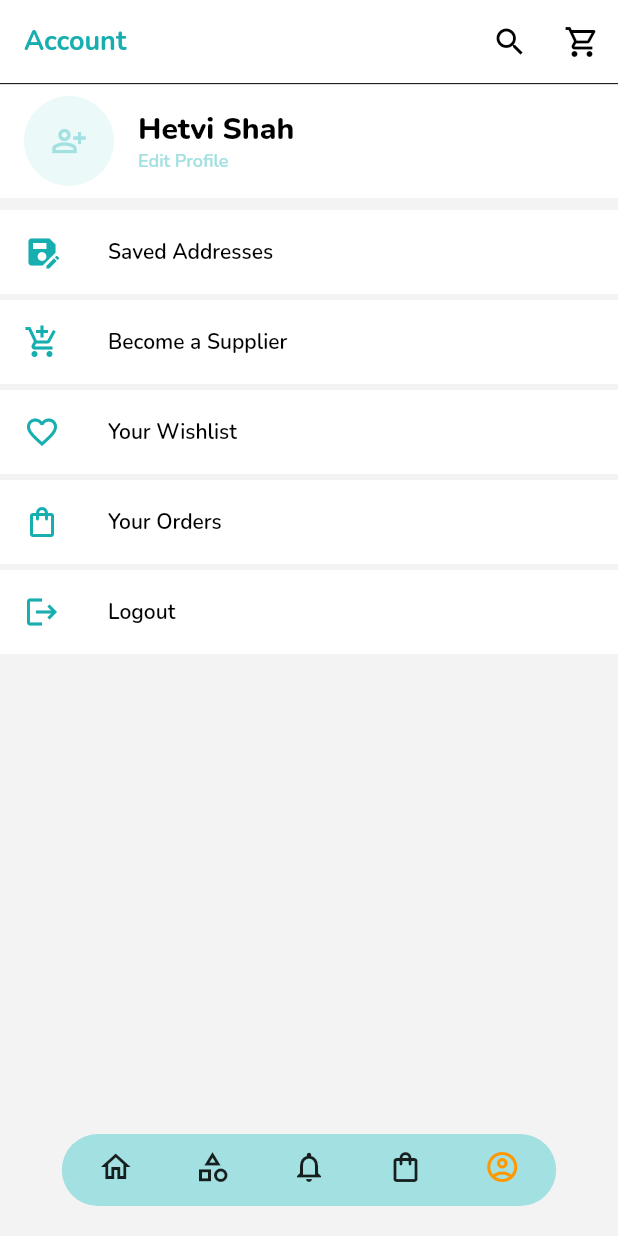
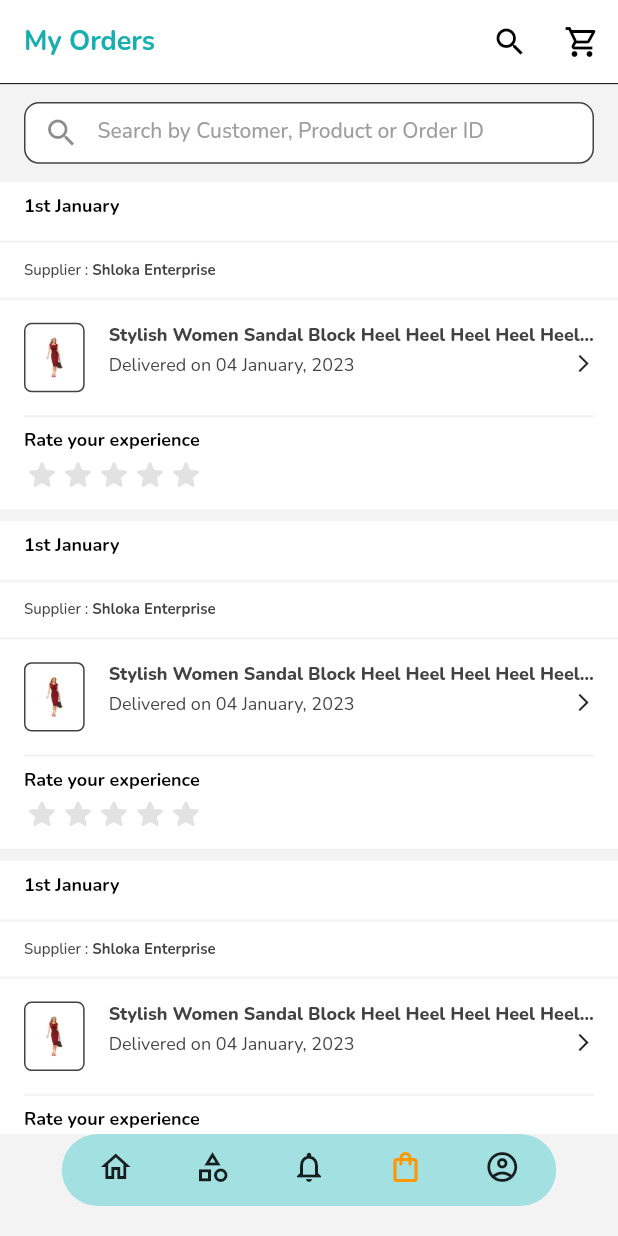
Before and after one commit to shahhetvi007/fleasnitch, a Flutter app: the screen it shows after launch, on a phone screen of 412 x 824 dp. Run offline on Flutter 3.47's test engine with Material 2 defaults, Android fonts, the phone set to English and light mode, and no system bars; drawn by our look-alikes of dot_navigation_bar; our stand-ins replace carousel_slider, flutter_bloc, flutter_keyboard_visibility, shared_preferences, smooth_page_indicator; missing offline and left inert: status_change.

Commit message:
orders screen

```diff
--- a/lib/bloc/main_bloc.dart
+++ b/lib/bloc/main_bloc.dart
@@ -16,6 +16,8 @@ enum MainStates {
   PaymentMethod,
   Notification,
   Account,
+  Orders,
+  OrderDetail,
   LoggedLoading
 }
 
@@ -23,7 +25,7 @@ class MainBloc extends Bloc<MainEvent, MainStates> {
   MainBloc() : super(MainStates.SplashIn);
 
   init() {
-    add(AccountEvent());
+    add(OrdersEvent());
   }
 
   @override
@@ -64,6 +66,12 @@ class MainBloc extends Bloc<MainEvent, MainStates> {
     } else if (event is AccountEvent) {
       yield MainStates.LoggedLoading;
       yield MainStates.Account;
+    } else if (event is OrdersEvent) {
+      yield MainStates.LoggedLoading;
+      yield MainStates.Orders;
+    } else if (event is OrderDetailEvent) {
+      yield MainStates.LoggedLoading;
+      yield MainStates.OrderDetail;
     }
   }
 }
--- a/lib/bloc/main_event.dart
+++ b/lib/bloc/main_event.dart
@@ -51,3 +51,11 @@ class NotificationEvent extends MainEvent {
 class AccountEvent extends MainEvent {
   AccountEvent();
 }
+
+class OrdersEvent extends MainEvent {
+  OrdersEvent();
+}
+
+class OrderDetailEvent extends MainEvent {
+  OrderDetailEvent();
+}
--- a/lib/navigation/navigation_page.dart
+++ b/lib/navigation/navigation_page.dart
@@ -9,6 +9,8 @@ import 'package:fleasnitch/ui/screens/categories/sub_category_screen.dart';
 import 'package:fleasnitch/ui/screens/home/home_screen.dart';
 import 'package:fleasnitch/ui/screens/login/login_screen.dart';
 import 'package:fleasnitch/ui/screens/notifications/notification_screen.dart';
+import 'package:fleasnitch/ui/screens/orders/order_detail_screen.dart';
+import 'package:fleasnitch/ui/screens/orders/orders_screen.dart';
 import 'package:fleasnitch/ui/screens/products/product_detail_screen.dart';
 import 'package:fleasnitch/ui/screens/splash/splash_screen.dart';
 import 'package:flutter/material.dart';
@@ -54,6 +56,10 @@ class _NavigationPageState extends State<NavigationPage> {
             return NotificationScreen();
           } else if (state == MainStates.Account) {
             return AccountScreen();
+          } else if (state == MainStates.Orders) {
+            return OrdersScreen();
+          } else if (state == MainStates.OrderDetail) {
+            return OrderDetailScreen();
           } else if (state == MainStates.LoggedLoading) {
             return Scaffold(
               body: Center(
--- a/lib/ui/res/strings.dart
+++ b/lib/ui/res/strings.dart
@@ -87,5 +87,11 @@ const String yourWishlist = "Your Wishlist";
 const String yourOrders = "Your Orders";
 const String logout = "Logout";
 
+//orders
+const String searchByCustomerOrProduct = "Search by Customer, Product or Order ID";
+const String supplier = "Supplier";
+const String rateYourExperience = "Rate your experience";
+const String orderDetails = "Order Details";
+
 //products
 const String dress = "Dresses";
--- a/lib/ui/screens/home/home_screen.dart
+++ b/lib/ui/screens/home/home_screen.dart
@@ -1,5 +1,4 @@
 import 'package:carousel_slider/carousel_slider.dart';
-import 'package:dot_navigation_bar/dot_navigation_bar.dart';
 import 'package:fleasnitch/base/base_screen.dart';
 import 'package:fleasnitch/bloc/main_bloc.dart';
 import 'package:fleasnitch/ui/res/color_resources.dart';
--- /dev/null
+++ b/lib/ui/screens/orders/orders_screen.dart
@@ -0,0 +1,221 @@
+import 'package:fleasnitch/base/base_screen.dart';
+import 'package:fleasnitch/bloc/main_bloc.dart';
+import 'package:fleasnitch/ui/res/color_resources.dart';
+import 'package:fleasnitch/ui/res/dimen_resources.dart';
+import 'package:fleasnitch/ui/res/image_resources.dart';
+import 'package:fleasnitch/ui/res/strings.dart';
+import 'package:fleasnitch/utils/common_widgets.dart';
+import 'package:flutter/material.dart';
+
+class OrdersScreen extends BaseStatefulWidget {
+  @override
+  _OrdersScreenState createState() => _OrdersScreenState();
+}
+
+class _OrdersScreenState extends BaseState<OrdersScreen> with BasicScreen {
+  @override
+  Widget buildBody(BuildContext context) {
+    final size = MediaQuery.of(context).size;
+    return Scaffold(
+      backgroundColor: itemBackground,
+      appBar: AppBar(
+        title: getTitle(
+          myOrders,
+          fontSize: APPBAR_FONT_SIZE,
+          color: Theme.of(context).secondaryHeaderColor,
+          weight: FontWeight.w700,
+        ),
+        bottom: const PreferredSize(
+          preferredSize: Size(0, 0),
+          child: Divider(
+            height: 0.5,
+            color: colorBlack,
+          ),
+        ),
+        actions: [
+          IconButton(onPressed: () {}, icon: const Icon(Icons.search)),
+          IconButton(
+              onPressed: () {
+                bloc.add(CartEvent());
+              },
+              icon: const Icon(Icons.shopping_cart_outlined)),
+        ],
+      ),
+      body: Column(
+        children: [
+          Container(
+            margin: const EdgeInsets.symmetric(
+                vertical: VERTICAL_PADDING * 1.5, horizontal: HORIZONTAL_PADDING),
+            height: size.height * 0.05,
+            width: size.width,
+            decoration: BoxDecoration(
+              color: colorWhite,
+              border: Border.all(color: darkGrey),
+              borderRadius: const BorderRadius.all(
+                Radius.circular(BORDER_RADIUS),
+              ),
+            ),
+            child: TextField(
+              // focusNode: searchFocusNode,
+              // controller: searchcontroller,
+              // textAlign: TextAlign.center,
+              onChanged: (value) {
+                // _debouncer.run(() {
+                //   _onSearchChanged(
+                //       searchcontroller.text
+                //           .trim());
+              },
+              decoration: const InputDecoration(
+                prefixIcon: Icon(Icons.search),
+                hintText: searchByCustomerOrProduct,
+                hintStyle: TextStyle(
+                    color: grey,
+                    height: 1,
+                    fontSize: SUBTITLE_FONT_SIZE,
+                    fontWeight: FontWeight.w500,
+                    fontFamily: 'Nunito'),
+                contentPadding: EdgeInsets.only(bottom: 0, top: 4),
+                border: InputBorder.none,
+              ),
+            ),
+          ),
+          Expanded(
+            child: ListView.separated(
+                itemBuilder: (ctx, i) {
+                  return orderItem(
+                      '1st January',
+                      'Shloka Enterprise',
+                      IC_DRESS,
+                      "Stylish Women Sandal Block Heel Heel Heel Heel Heel Heel ",
+                      "Delivered on 04 January, 2023");
+                },
+                separatorBuilder: (ctx, i) {
+                  return const Divider(
+                    color: itemBackground,
+                    height: VERTICAL_PADDING,
+                  );
+                },
+                itemCount: 5),
+          )
+        ],
+      ),
+      bottomNavigationBar: BottomNav(3),
+    );
+  }
+
+  Widget orderItem(String date, String supplierName, String image, String itemDescription,
+      String deliveryDetail) {
+    return Container(
+      color: colorWhite,
+      child: Column(
+        crossAxisAlignment: CrossAxisAlignment.start,
+        children: [
+          Padding(
+            padding: const EdgeInsets.symmetric(
+                vertical: VERTICAL_PADDING, horizontal: HORIZONTAL_PADDING),
+            child:
+                getSmallText(date, fontSize: CATEGORY_TEXT_SIZE, weight: FontWeight.w700),
+          ),
+          const Divider(color: itemBackground, thickness: 1.5),
+          Padding(
+            padding: const EdgeInsets.symmetric(
+                vertical: VERTICAL_PADDING / 2, horizontal: HORIZONTAL_PADDING),
+            child: Row(
+              children: [
+                getSmallText(supplier + " : ",
+                    fontSize: SMALL_TEXT, color: darkGrey, weight: FontWeight.w500),
+                getSmallText(supplierName,
+                    fontSize: SMALL_TEXT, color: darkGrey, weight: FontWeight.w700),
+              ],
+            ),
+          ),
+          const Divider(color: itemBackground, thickness: 1.5),
+          Padding(
+            padding: const EdgeInsets.symmetric(
+                vertical: VERTICAL_PADDING, horizontal: HORIZONTAL_PADDING),
+            child: Column(
+              crossAxisAlignment: CrossAxisAlignment.start,
+              children: [
+                GestureDetector(
+                  onTap: () {
+                    bloc.add(OrderDetailEvent());
+                  },
+                  child: SizedBox(
+                    width: double.infinity,
+                    child: Row(
+                      crossAxisAlignment: CrossAxisAlignment.start,
+                      children: [
+                        Expanded(
+                          flex: 1,
+                          child: Container(
+                            decoration: BoxDecoration(
+                              borderRadius: BorderRadius.circular(BORDER_RADIUS / 2),
+                              border: Border.all(color: darkGrey),
+                            ),
+                            padding: const EdgeInsets.all(VERTICAL_PADDING),
+                            child: Image.asset(image),
+                          ),
+                        ),
+                        const SizedBox(width: HORIZONTAL_PADDING),
+                        Expanded(
+                          flex: 8,
+                          child: Column(
+                            crossAxisAlignment: CrossAxisAlignment.start,
+                            children: [
+                              getSmallText(
+                                itemDescription,
+                                color: darkGrey,
+                                maxLines: 1,
+                                weight: FontWeight.w800,
+                                fontSize: CATEGORY_TEXT_SIZE,
+                              ),
+                              const SizedBox(height: VERTICAL_PADDING / 2),
+                              Container(
+                                width: double.infinity,
+                                color: colorWhite,
+                                child: Row(
+                                  mainAxisAlignment: MainAxisAlignment.spaceBetween,
+                                  crossAxisAlignment: CrossAxisAlignment.start,
+                                  children: [
+                                    getSmallText(
+                                      deliveryDetail,
+                                      color: darkGrey,
+                                      maxLines: 1,
+                                      fontSize: CATEGORY_TEXT_SIZE,
+                                    ),
+                                    const Icon(
+                                      Icons.arrow_forward_ios,
+                                      size: 14,
+                                    )
+                                  ],
+                                ),
+                              ),
+                            ],
+                          ),
+                        )
+                      ],
+                    ),
+                  ),
+                ),
+                const SizedBox(height: VERTICAL_PADDING),
+                const Divider(color: itemBackground, thickness: 1.5),
+                getSmallText(rateYourExperience,
+                    weight: FontWeight.w700, fontSize: CATEGORY_TEXT_SIZE),
+                SizedBox(
+                  height: 30,
+                  child: ListView.builder(
+                    scrollDirection: Axis.horizontal,
+                    itemBuilder: (ctx, i) {
+                      return Icon(Icons.star_rounded, color: grey.withOpacity(0.3));
+                    },
+                    itemCount: 5,
+                  ),
+                ),
+              ],
+            ),
+          ),
+        ],
+      ),
+    );
+  }
+}
--- a/lib/utils/common_widgets.dart
+++ b/lib/utils/common_widgets.dart
@@ -826,7 +826,7 @@ class _BottomNavState extends State<BottomNav> {
         break;
 
       case 3:
-        bloc.add(HomeScreenEvent());
+        bloc.add(OrdersEvent());
         break;
 
       case 4:
```
Also changed, not shown: lib/ui/screens/cart/cart_screen.dart (+85 -85 lines), lib/ui/screens/orders/order_detail_screen.dart (added, +41 -0 lines).
